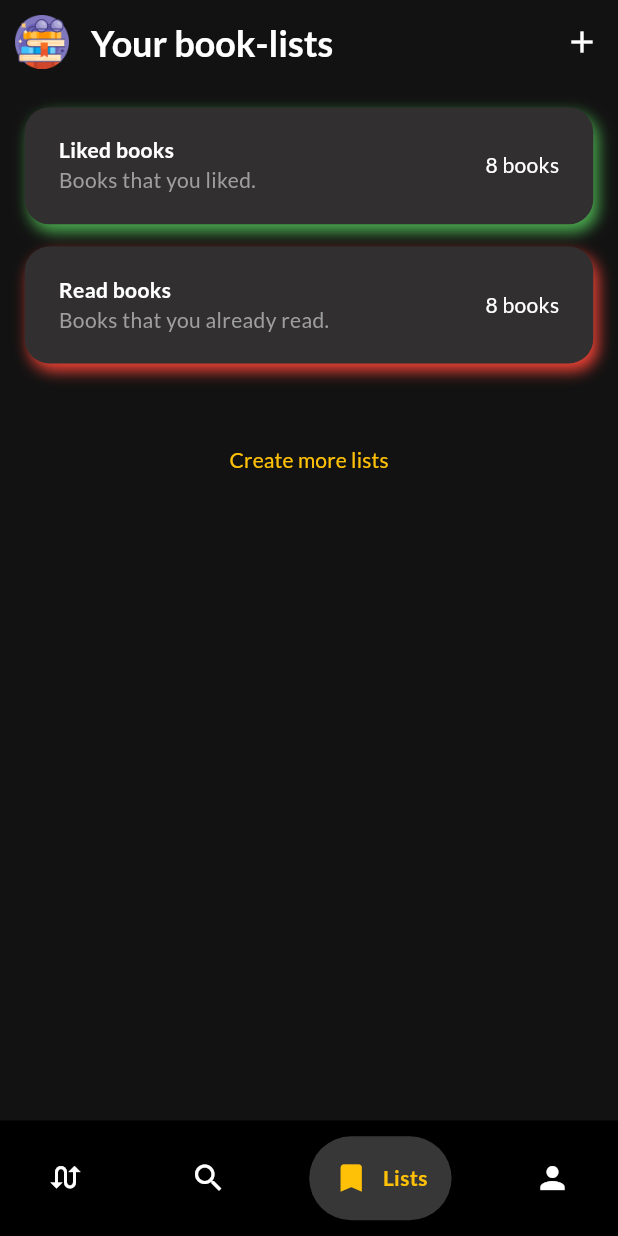
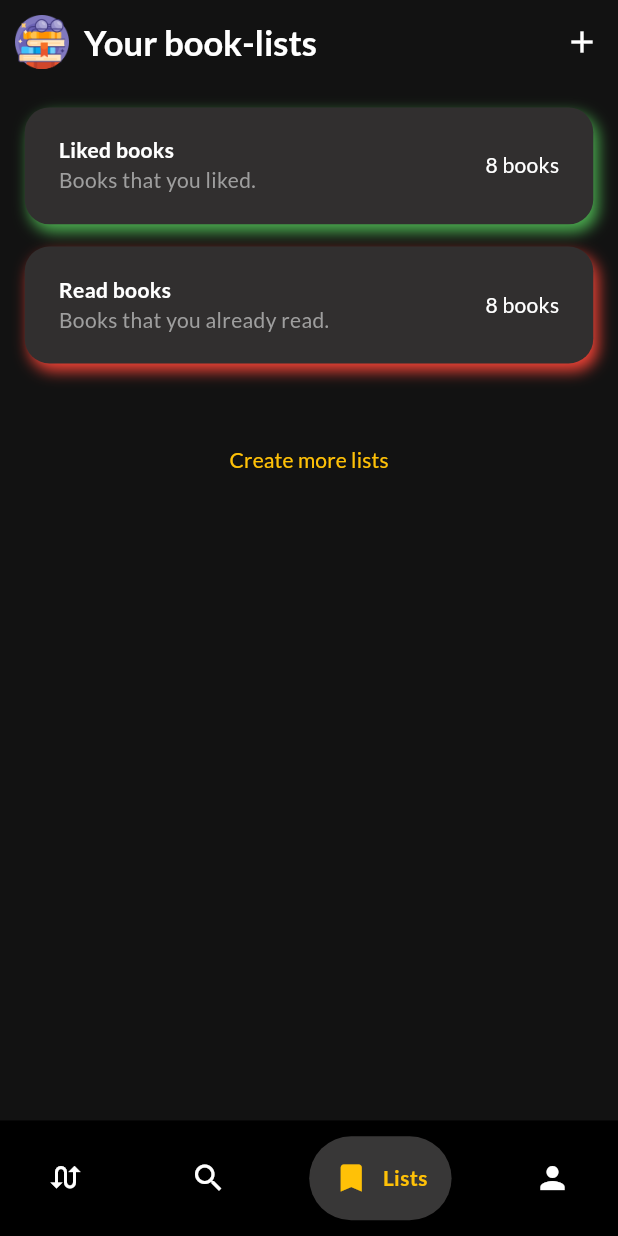
Before and after one commit to bdominguez6/App_Pumpun, a Flutter app: the screen it shows after launch, item 3 of the bottom bar chosen, on a phone screen of 412 x 824 dp. Run offline on Flutter 3.47's test engine with Material 3 defaults, Android fonts, the light colour scheme and no system bars; drawn by our look-alikes of google_nav_bar; our stand-ins replace flutter_colorpicker; accounts and stored records are empty.

Commit message:
refactor(screen constants modified)

```diff
--- a/app/lib/constants/screen_constants.dart
+++ b/app/lib/constants/screen_constants.dart
@@ -1,10 +1,10 @@
 import 'package:flutter/material.dart';
 
-class ScreenConstants{
+class ScreenConstants {
   static double width = WidgetsBinding
-      .instance.platformDispatcher.views.first.physicalSize.width /
+          .instance.platformDispatcher.views.first.physicalSize.width /
       WidgetsBinding.instance.platformDispatcher.views.first.devicePixelRatio;
   static double height = WidgetsBinding
-      .instance.platformDispatcher.views.first.physicalSize.height /
+          .instance.platformDispatcher.views.first.physicalSize.height /
       WidgetsBinding.instance.platformDispatcher.views.first.devicePixelRatio;
 }
--- a/app/lib/widgets/booklist_screen/addbooklist_screen.dart
+++ b/app/lib/widgets/booklist_screen/addbooklist_screen.dart
@@ -57,6 +57,9 @@ class _AddBooklistScreen extends State<AddBooklistScreen> {
                     if (value!.isEmpty) {
                       return 'Please enter the list name.';
                     }
+                    if (value.length > 20) {
+                      return 'Title is too long';
+                    }
                     return null;
                   },
                   onSaved: (value) {
@@ -68,6 +71,9 @@ class _AddBooklistScreen extends State<AddBooklistScreen> {
                   validator: (value) {
                     if (value!.isEmpty) {
                       return 'Please enter the subtitle.';
+                    }
+                    if (value.length > 30) {
+                      return 'Subtitle is too long';
                     }
 
                     return null;
--- a/app/lib/widgets/booklist_screen/booklists_screen.dart
+++ b/app/lib/widgets/booklist_screen/booklists_screen.dart
@@ -42,19 +42,21 @@ class _BookListsScreenState extends State<BookListsScreen> {
       //appBar start
       appBar: AppBar(
         backgroundColor: Colors.transparent,
+        // Fondo transparente
         elevation: 0,
+        // Destabilizer el sombreado
         leading: Container(
           margin: const EdgeInsets.all(10),
+          height: ScreenConstants.height * 0.03,
+          width: ScreenConstants.width * 0.078,
           child: Image.asset('assets/images/icons/icon_64px.png'),
-          height: 32,
-          width: 32,
         ),
         title: Title(
           color: Colors.black,
           child: Text(
-            ' Your book-lists',
+            'Your book-lists',
             style: TextStyle(
-              fontSize: 24,
+              fontSize: ScreenConstants.height * 0.028,
               fontWeight: FontWeight.bold,
             ),
           ),
@@ -68,7 +70,6 @@ class _BookListsScreenState extends State<BookListsScreen> {
               icon: Icon(Icons.add))
         ],
       ),
-
       //show the lists
       body: Column(
         mainAxisSize: MainAxisSize.max,
```
